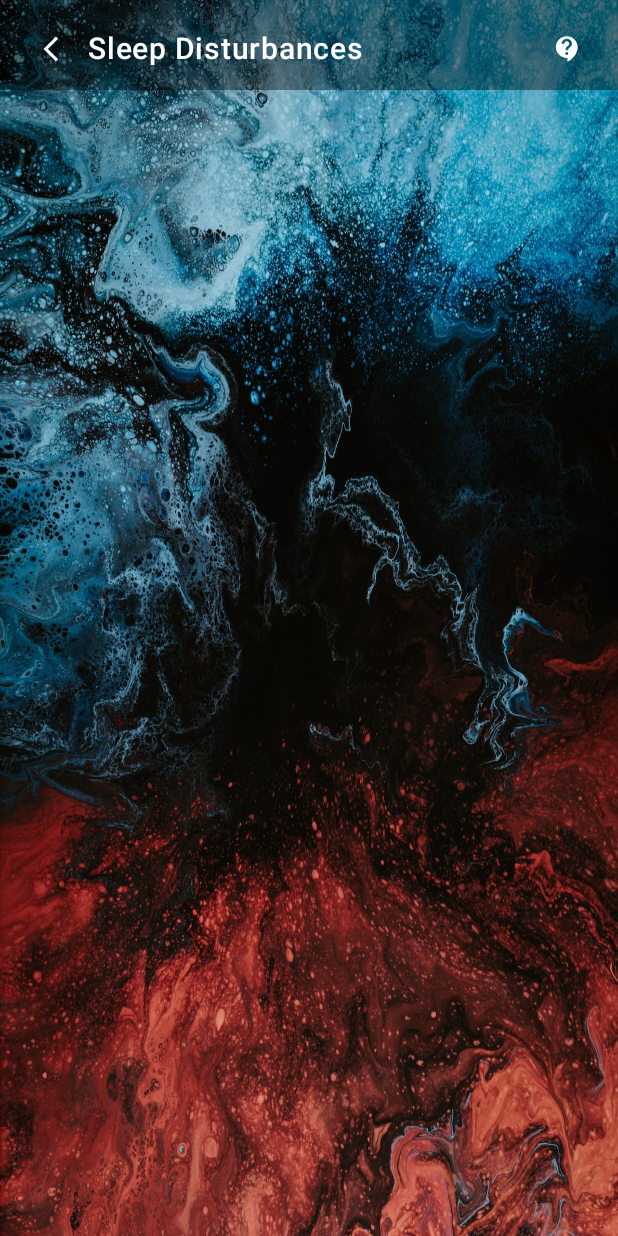
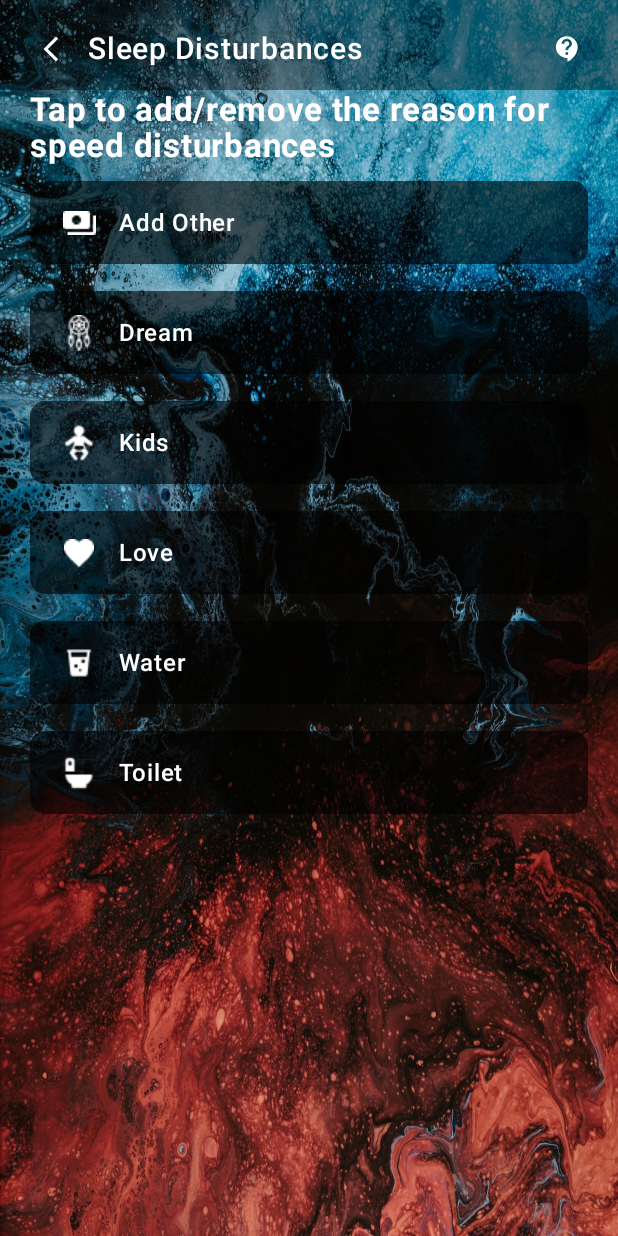
Before and after one commit to ashupandey1620/Sleep, an Android app built with Jetpack Compose: the SleepDisturbanceScreen screen opened through its navigation route, on a phone screen of 412 x 824 dp. Run offline under Robolectric (Android 15) with nearby library versions, the phone set to English and light mode, and no system bars; our stand-ins replace Dagger/Hilt's generated code.

Commit message:
Sleep Disturbance Screen

```diff
--- /dev/null
+++ b/app/src/main/java/com/ashutosh/sleep/Components/SupportActionItemSD.kt
@@ -0,0 +1,87 @@
+package com.ashutosh.sleep.Components
+
+import androidx.compose.foundation.BorderStroke
+import androidx.compose.foundation.background
+import androidx.compose.foundation.layout.Arrangement
+import androidx.compose.foundation.layout.Box
+import androidx.compose.foundation.layout.Column
+import androidx.compose.foundation.layout.Row
+import androidx.compose.foundation.layout.Spacer
+import androidx.compose.foundation.layout.fillMaxWidth
+import androidx.compose.foundation.layout.height
+import androidx.compose.foundation.layout.padding
+import androidx.compose.foundation.layout.size
+import androidx.compose.foundation.layout.width
+import androidx.compose.foundation.layout.wrapContentHeight
+import androidx.compose.foundation.shape.RoundedCornerShape
+import androidx.compose.material3.Card
+import androidx.compose.material3.CardDefaults
+import androidx.compose.material3.ExperimentalMaterial3Api
+import androidx.compose.material3.Icon
+import androidx.compose.material3.Text
+import androidx.compose.runtime.Composable
+import androidx.compose.ui.Alignment
+import androidx.compose.ui.Modifier
+import androidx.compose.ui.draw.clip
+import androidx.compose.ui.focus.focusModifier
+import androidx.compose.ui.graphics.Color
+import androidx.compose.ui.res.painterResource
+import androidx.compose.ui.text.font.FontWeight
+import androidx.compose.ui.unit.dp
+import androidx.compose.ui.unit.sp
+import androidx.navigation.NavController
+import com.ashutosh.sleep.R
+
+@ExperimentalMaterial3Api
+@Composable
+fun SupportAccountItemSD(
+    icon: Int , mainText: String , onClick: () -> Unit ,
+    navController: NavController
+) {
+
+    Column(
+        modifier = Modifier
+            .padding(bottom = 18.dp)
+            .fillMaxWidth()
+            .wrapContentHeight()
+            .clip(RoundedCornerShape(10.dp))
+
+    ) {
+
+            Row(modifier = Modifier
+                .fillMaxWidth()
+                .height(55.dp)
+                .background(Color.Black.copy(alpha = 0.6f))
+                ,verticalAlignment = Alignment.CenterVertically) {
+
+                Spacer(modifier = Modifier.padding(10.dp))
+                Box(
+                    modifier = Modifier
+                        .size(25.dp) ,
+                    contentAlignment = Alignment.Center
+                ) {
+                    Icon(
+                        painter = painterResource(id = icon) ,
+                        contentDescription = "",
+                        tint = Color.White,
+                    )
+                }
+
+                Spacer(modifier = Modifier.width(14.dp))
+
+                Column(
+                    modifier = Modifier
+                ) {
+                    Text(
+                        text = mainText,
+                        color = Color.White,
+                        fontSize = 16.sp,
+                        fontWeight = FontWeight.Medium,
+                    )
+                }
+            }
+
+
+
+    }
+}
--- a/app/src/main/java/com/ashutosh/sleep/Screens/SleepDisturbanceScreen.kt
+++ b/app/src/main/java/com/ashutosh/sleep/Screens/SleepDisturbanceScreen.kt
@@ -3,19 +3,34 @@ package com.ashutosh.sleep.Screens
 import android.annotation.SuppressLint
 import androidx.compose.foundation.Image
 import androidx.compose.foundation.layout.Box
+import androidx.compose.foundation.layout.Column
+import androidx.compose.foundation.layout.Spacer
 import androidx.compose.foundation.layout.fillMaxSize
+import androidx.compose.foundation.layout.fillMaxWidth
+import androidx.compose.foundation.layout.height
+import androidx.compose.foundation.layout.padding
+import androidx.compose.material3.ExperimentalMaterial3Api
 import androidx.compose.material3.Scaffold
+import androidx.compose.material3.Text
 import androidx.compose.runtime.Composable
 import androidx.compose.ui.Modifier
+import androidx.compose.ui.graphics.Color
 import androidx.compose.ui.graphics.painter.Painter
 import androidx.compose.ui.layout.ContentScale
 import androidx.compose.ui.res.painterResource
+import androidx.compose.ui.text.font.FontWeight
 import androidx.compose.ui.tooling.preview.Preview
+import androidx.compose.ui.unit.dp
+import androidx.compose.ui.unit.sp
 import androidx.navigation.NavController
+import com.ashutosh.sleep.Components.SupportAccountItem
+import com.ashutosh.sleep.Components.SupportAccountItemSD
 import com.ashutosh.sleep.Components.Toolbar
+import com.ashutosh.sleep.Navigation.Routes
 import com.ashutosh.sleep.R
 import com.ashutosh.sleep.ui.theme.SleepTheme
 
+@OptIn(ExperimentalMaterial3Api::class)
 @SuppressLint("UnusedMaterial3ScaffoldPaddingParameter")
 @Composable
 fun SleepDisturbanceScreen(navController: NavController) {
@@ -43,6 +58,79 @@ fun SleepDisturbanceScreen(navController: NavController) {
                     contentScale = ContentScale.FillBounds
                 )
 
+                Column(modifier = Modifier
+                    .fillMaxSize()
+                    .padding(horizontal = 20.dp)) {
+
+                    Spacer(modifier = Modifier.fillMaxWidth()
+                        .height(60.dp))
+
+                    Text(
+                        text = "Tap to add/remove the reason for speed disturbances",
+                        color = Color.White,
+                        fontSize = 22.sp,
+                        fontWeight = FontWeight.Bold,
+                    )
+
+                    Spacer(modifier = Modifier.fillMaxWidth()
+                        .height(10.dp))
+
+
+                    SupportAccountItemSD(
+                        icon = R.drawable.addother,
+                        mainText = "Add Other",
+                        onClick = {
+
+                        },
+                        navController
+                    )
+
+                    SupportAccountItemSD(
+                        icon = R.drawable.dream,
+                        mainText = "Dream",
+                        onClick = {
+
+                        },
+                        navController
+                    )
+
+                    SupportAccountItemSD(
+                        icon = R.drawable.kids,
+                        mainText = "Kids",
+                        onClick = {
+
+                        },
+                        navController
+                    )
+
+                    SupportAccountItemSD(
+                        icon = R.drawable.love,
+                        mainText = "Love",
+                        onClick = {
+
+                        },
+                        navController
+                    )
+
+                    SupportAccountItemSD(
+                        icon = R.drawable.water,
+                        mainText = "Water",
+                        onClick = {
+
+                        },
+                        navController
+                    )
+
+                    SupportAccountItemSD(
+                        icon = R.drawable.tiolet,
+                        mainText = "Toilet",
+                        onClick = {
+
+                        },
+                        navController
+                    )
+                }
+
             }
 
         }
```
Also changed, not shown: app/src/main/res/drawable/addother.png (added), app/src/main/res/drawable/dream.png (added), app/src/main/res/drawable/kids.png (added), app/src/main/res/drawable/love.png (added), app/src/main/res/drawable/tiolet.png (added), app/src/main/res/drawable/water.png (added).
